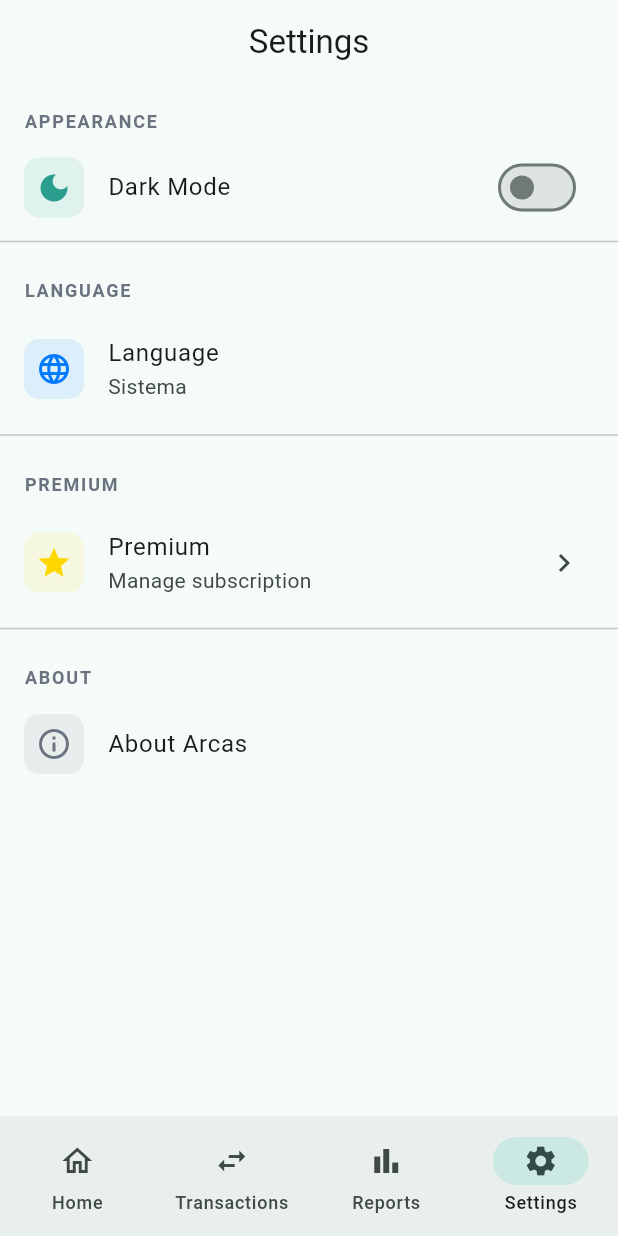
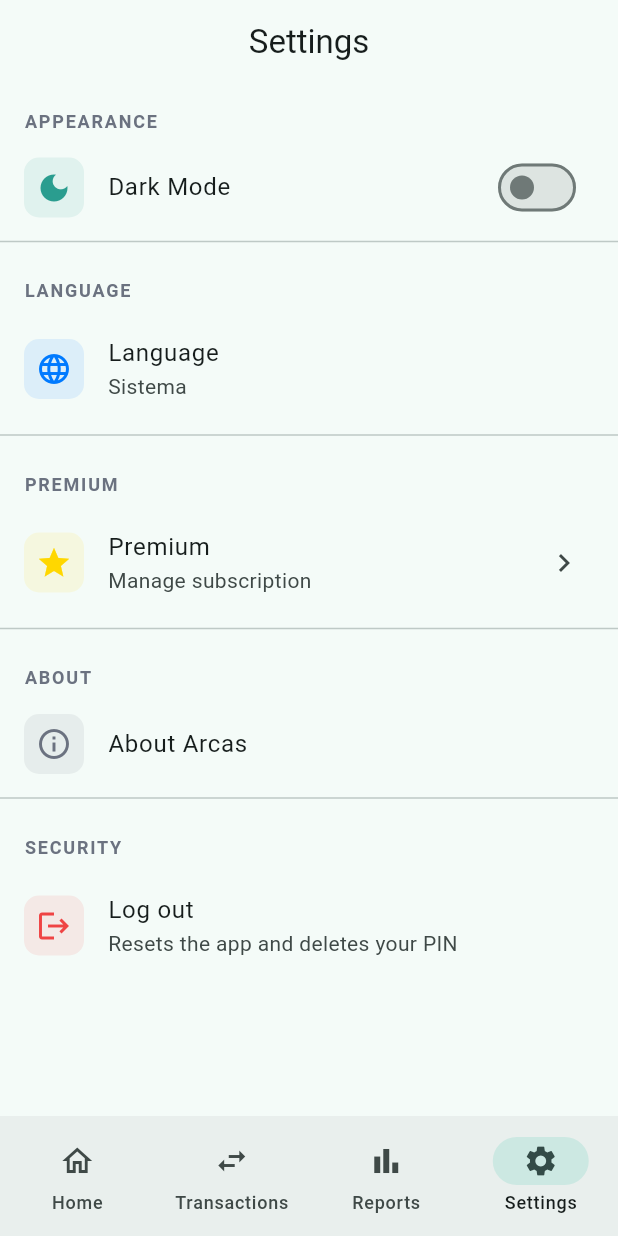
Before and after one commit to DraVoryn/arcas, a Flutter app: the SettingsScreen screen opened by its route, on a phone screen of 412 x 824 dp. Run offline on Flutter 3.47's test engine with Material 3 defaults, Android fonts, the light colour scheme and no system bars; our stand-ins replace drift, flutter_riverpod, flutter_secure_storage, go_router, in_app_purchase, local_auth and 1 more; accounts and stored records are empty; generated files the repository leaves out were written again.

Commit message:
Agrega opcion de logout en Settings
- Nueva seccion Seguridad con boton para cerrar sesion
- Dialogo de confirmacion antes de resetear
- Llama resetApp() y redirige a onboarding
- 4 nuevas keys de localizacion

```diff
--- a/lib/l10n/app_en.arb
+++ b/lib/l10n/app_en.arb
@@ -159,5 +159,9 @@
   "biometricEasier": "Easier",
   "biometricEasierDesc": "No passwords to remember",
   "skipForNow": "Skip for now",
-  "biometricEnableError": "Could not enable. You can try again later."
+  "biometricEnableError": "Could not enable. You can try again later.",
+  "security": "Security",
+  "logout": "Log out",
+  "logoutDescription": "Resets the app and deletes your PIN",
+  "logoutConfirmation": "This will reset the app and delete your PIN. You'll need to set it up again."
 }
--- a/lib/l10n/app_es.arb
+++ b/lib/l10n/app_es.arb
@@ -159,5 +159,9 @@
   "biometricEasier": "Mas facil",
   "biometricEasierDesc": "Sin recordar contrasenas",
   "skipForNow": "Omitir por ahora",
-  "biometricEnableError": "No se pudo activar. Podes intentar mas tarde."
+  "biometricEnableError": "No se pudo activar. Podes intentar mas tarde.",
+  "security": "Seguridad",
+  "logout": "Cerrar sesion",
+  "logoutDescription": "Reinicia la app y borra el PIN",
+  "logoutConfirmation": "Esto reiniciara la app y borrara tu PIN. Necesitaras configurarlo de nuevo."
 }
--- a/lib/l10n/app_localizations.dart
+++ b/lib/l10n/app_localizations.dart
@@ -967,6 +967,30 @@ abstract class AppLocalizations {
   /// In es, this message translates to:
   /// **'No se pudo activar. Podes intentar mas tarde.'**
   String get biometricEnableError;
+
+  /// No description provided for @security.
+  ///
+  /// In es, this message translates to:
+  /// **'Seguridad'**
+  String get security;
+
+  /// No description provided for @logout.
+  ///
+  /// In es, this message translates to:
+  /// **'Cerrar sesion'**
+  String get logout;
+
+  /// No description provided for @logoutDescription.
+  ///
+  /// In es, this message translates to:
+  /// **'Reinicia la app y borra el PIN'**
+  String get logoutDescription;
+
+  /// No description provided for @logoutConfirmation.
+  ///
+  /// In es, this message translates to:
+  /// **'Esto reiniciara la app y borrara tu PIN. Necesitaras configurarlo de nuevo.'**
+  String get logoutConfirmation;
 }
 
 class _AppLocalizationsDelegate
--- a/lib/l10n/app_localizations_en.dart
+++ b/lib/l10n/app_localizations_en.dart
@@ -455,4 +455,17 @@ class AppLocalizationsEn extends AppLocalizations {
   @override
   String get biometricEnableError =>
       'Could not enable. You can try again later.';
+
+  @override
+  String get security => 'Security';
+
+  @override
+  String get logout => 'Log out';
+
+  @override
+  String get logoutDescription => 'Resets the app and deletes your PIN';
+
+  @override
+  String get logoutConfirmation =>
+      'This will reset the app and delete your PIN. You\'ll need to set it up again.';
 }
--- a/lib/l10n/app_localizations_es.dart
+++ b/lib/l10n/app_localizations_es.dart
@@ -454,4 +454,17 @@ class AppLocalizationsEs extends AppLocalizations {
   @override
   String get biometricEnableError =>
       'No se pudo activar. Podes intentar mas tarde.';
+
+  @override
+  String get security => 'Seguridad';
+
+  @override
+  String get logout => 'Cerrar sesion';
+
+  @override
+  String get logoutDescription => 'Reinicia la app y borra el PIN';
+
+  @override
+  String get logoutConfirmation =>
+      'Esto reiniciara la app y borrara tu PIN. Necesitaras configurarlo de nuevo.';
 }
--- a/lib/ui/screens/settings_screen.dart
+++ b/lib/ui/screens/settings_screen.dart
@@ -3,6 +3,7 @@ import 'package:flutter_riverpod/flutter_riverpod.dart';
 import 'package:go_router/go_router.dart';
 import 'package:arcas/providers/theme_provider.dart';
 import 'package:arcas/providers/locale_provider.dart';
+import 'package:arcas/providers/auth_provider.dart';
 import 'package:arcas/l10n/app_localizations.dart';
 
 class SettingsScreen extends ConsumerWidget {
@@ -129,6 +130,59 @@ class SettingsScreen extends ConsumerWidget {
                 ),
               );
             },
+          ),
+
+          const Divider(),
+
+          // Security Section
+          _buildSectionHeader(l10n.security),
+          ListTile(
+            leading: Container(
+              width: 40,
+              height: 40,
+              decoration: BoxDecoration(
+                color: const Color(0xFFEF4444).withValues(alpha: 0.1),
+                borderRadius: BorderRadius.circular(10),
+              ),
+              child: const Icon(
+                Icons.logout,
+                color: Color(0xFFEF4444),
+              ),
+            ),
+            title: Text(l10n.logout),
+            subtitle: Text(l10n.logoutDescription),
+            onTap: () => _showLogoutConfirmation(context, ref),
+          ),
+        ],
+      ),
+    );
+  }
+
+  void _showLogoutConfirmation(BuildContext context, WidgetRef ref) {
+    final l10n = AppLocalizations.of(context)!;
+
+    showDialog(
+      context: context,
+      builder: (context) => AlertDialog(
+        title: Text(l10n.logout),
+        content: Text(l10n.logoutConfirmation),
+        actions: [
+          TextButton(
+            onPressed: () => Navigator.pop(context),
+            child: Text(l10n.cancel),
+          ),
+          TextButton(
+            onPressed: () async {
+              Navigator.pop(context);
+              await ref.read(authNotifierProvider.notifier).resetApp();
+              if (context.mounted) {
+                context.go('/onboarding');
+              }
+            },
+            style: TextButton.styleFrom(
+              foregroundColor: const Color(0xFFEF4444),
+            ),
+            child: Text(l10n.logout),
           ),
         ],
       ),
```
